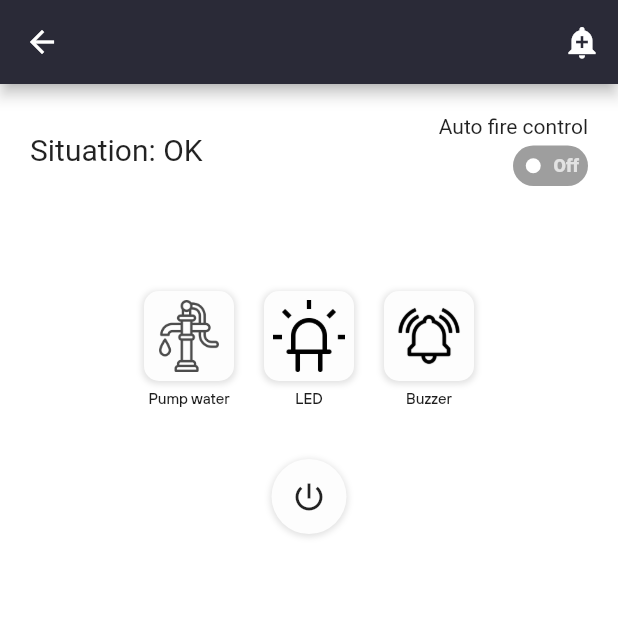
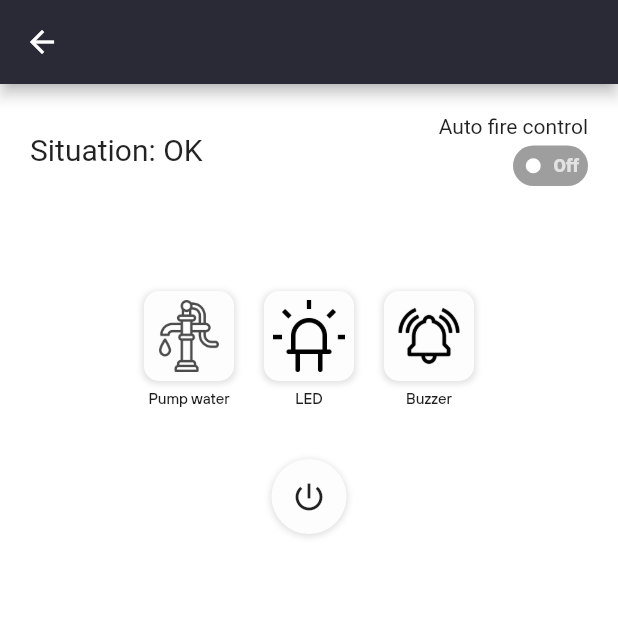
Before and after one commit to trunghieult1807/IOTsProject, a Flutter app: the RoomView screen opened directly with empty values, on a phone screen of 412 x 824 dp, the top half of it. Run offline on Flutter 3.47's test engine with Material 2 defaults, Android fonts, the phone set to English and light mode, and no system bars; our stand-ins replace after_layout, animated_bottom_navigation_bar, cloud_firestore, firebase_auth, firebase_core, shared_preferences and 3 more; missing offline and left inert: charcode, loading_animations, mqtt_client; accounts and stored records are empty.

Commit message:
Fix scroll homepage, rm snack bar

```diff
--- a/fire_alarm_system/lib/ui/homepage/nested_tab_bar.dart
+++ b/fire_alarm_system/lib/ui/homepage/nested_tab_bar.dart
@@ -174,16 +174,14 @@ class _NestedTabBarState extends State<NestedTabBar>
               ],
             ),
             Expanded(
-              child: SingleChildScrollView(
               child: Container(
-                  height: size.height * 1.0,
+                height: size.height * 0.5,
                 child: TabBarView(
                   controller: _nestedTabController,
                   children: <Widget>[
                     RoomsProvider(),
                     DeviceWigdetA(),
                   ],
-                  ),
                 ),
               ),
             )
--- a/fire_alarm_system/lib/ui/roomview/screens/roomview.dart
+++ b/fire_alarm_system/lib/ui/roomview/screens/roomview.dart
@@ -224,15 +224,6 @@ class _RoomViewState extends State<RoomView> {
         backgroundColor: Color(0xff2A2A37),
         centerTitle: true,
         title: Text(this.roomName),
-        actions: <Widget>[
-          IconButton(
-              icon: const Icon(Icons.add_alert),
-              tooltip: 'Show Snackbar',
-              onPressed: () {
-                ScaffoldMessenger.of(context).showSnackBar(
-                    const SnackBar(content: Text('This is a snackbar')));
-              })
-        ],
       ),
       body: Padding(
         padding: const EdgeInsets.fromLTRB(
```
Also changed, not shown: fire_alarm_system/lib/ui/homepage/screens/rooms.dart (+5 -6 lines). Lines whose indentation alone changed are shown as unchanged.
